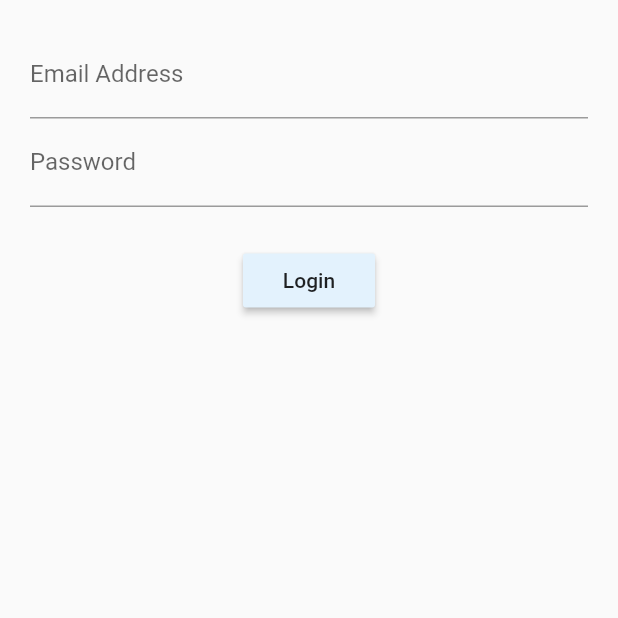
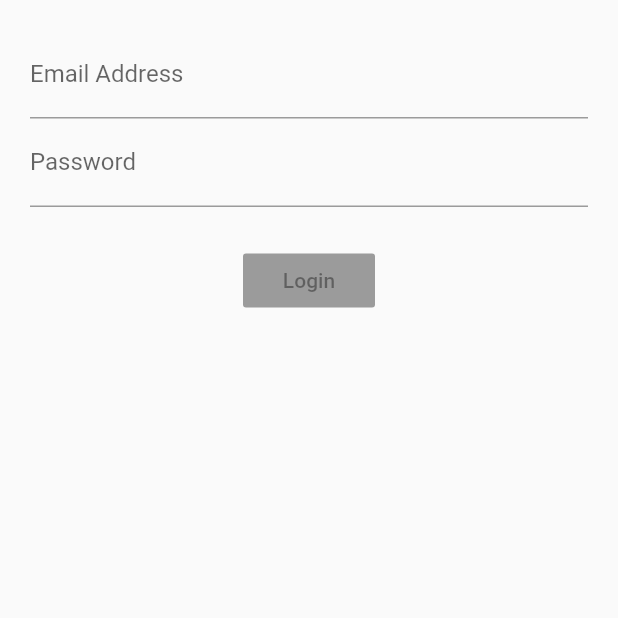
Before and after one commit to alam52/Flutter-Demo-Projects, a Flutter app: the screen it shows after launch, on a phone screen of 412 x 824 dp, the top half of it. Run offline on Flutter 3.47's test engine with Material 2 defaults, Android fonts, the phone set to English and light mode, and no system bars; our stand-ins replace rxdart.

Commit message:
Updated using rxdart package

```diff
--- a/login_bloc/lib/src/blocs/bloc.dart
+++ b/login_bloc/lib/src/blocs/bloc.dart
@@ -1,17 +1,28 @@
 import 'dart:async';
 import 'validators.dart';
+import 'package:rxdart/rxdart.dart';
 
 class Bloc extends Object with Validators{
-  final _email = StreamController<String>();
-  final _password = StreamController<String>();
+  final _email = BehaviorSubject<String>();
+  final _password = BehaviorSubject<String>();
 
   //Add data to stream
   Stream<String> get email => _email.stream.transform(validateEmail);
   Stream<String> get password => _password.stream.transform(validatePassword);
 
+  Stream<bool> get submitValid => Observable.combineLatest2(email,password, (e, p)=>true );
+
   //Change data
   Function(String) get changeEmail => _email.sink.add;
   Function(String) get changePassword => _password.sink.add;
+
+  submit(){
+    final validEmail = _email.value;
+    final validPassword = _password.value;
+
+    print('Email is $validEmail');
+    print('Password is $validPassword');
+  }
 
   dispose(){
     _email.close();
--- a/login_bloc/lib/src/screens/login_screen.dart
+++ b/login_bloc/lib/src/screens/login_screen.dart
@@ -13,7 +13,7 @@ class LoginScreen extends StatelessWidget{
           emailField(bloc),
           passwordField(bloc),
           Container(margin: EdgeInsets.only(top: 25.00),),
-          submitButton(),
+          submitButton(bloc),
         ],
       ),
     );
@@ -52,11 +52,17 @@ class LoginScreen extends StatelessWidget{
     );
   }
 
-  Widget submitButton(){
-    return RaisedButton(
-      child: Text('Login'),
-      color: Colors.blue[50],
-      onPressed: (){},
+  Widget submitButton(Bloc bloc){
+    return StreamBuilder(
+      stream: bloc.submitValid,
+      builder: (context,snapshot){
+        return RaisedButton(
+          child: Text('Login'),
+          color: Colors.blue[50],
+          onPressed: snapshot.hasData?bloc.submit:null,
+        );
+      },
     );
+
   }
 }
--- a/login_bloc/pubspec.yaml
+++ b/login_bloc/pubspec.yaml
@@ -23,6 +23,8 @@ dependencies:
   # The following adds the Cupertino Icons font to your application.
   # Use with the CupertinoIcons class for iOS style icons.
   cupertino_icons: ^0.1.2
+
+  rxdart: ^0.18.0
 
 dev_dependencies:
   flutter_test:
```
Also changed, not shown: login_bloc/pubspec.lock.
